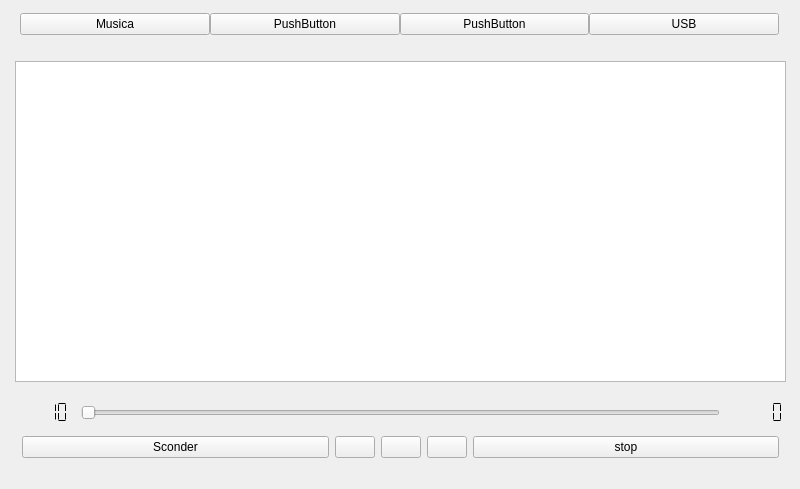
4k1x/M_A_C, file M_A_C/Forms/mainwindow.ui: the form before one commit.
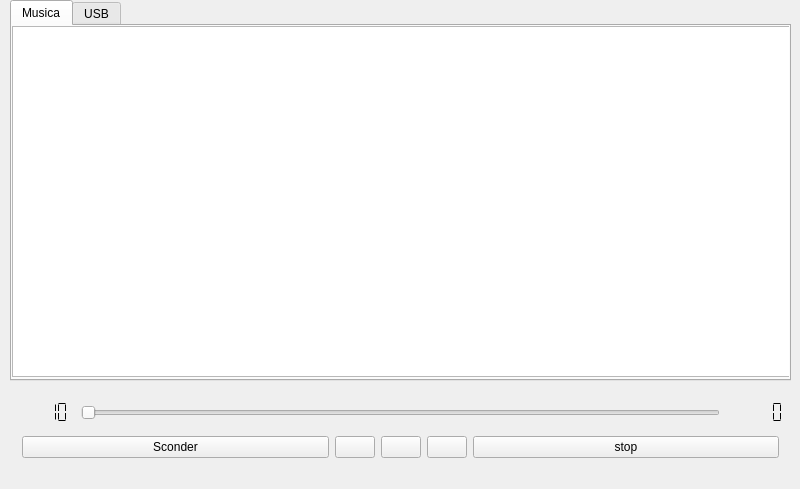
The form after the commit. Icons and pictures are not drawn.

Commit message: Cambio de musica echo

What changed in the file:
```diff
--- a/M_A_C/Forms/mainwindow.ui
+++ b/M_A_C/Forms/mainwindow.ui
@@ -14,55 +14,6 @@
    <string>MainWindow</string>
   </property>
   <widget class="QWidget" name="centralWidget">
-   <widget class="QWidget" name="horizontalLayoutWidget">
-    <property name="geometry">
-     <rect>
-      <x>9</x>
-      <y>-1</y>
-      <width>781</width>
-      <height>51</height>
-     </rect>
-    </property>
-    <layout class="QHBoxLayout" name="horizontalLayout">
-     <property name="spacing">
-      <number>0</number>
-     </property>
-     <item>
-      <widget class="QPushButton" name="btn_musica">
-       <property name="text">
-        <string>Musica</string>
-       </property>
-       <property name="iconSize">
-        <size>
-         <width>20</width>
-         <height>20</height>
-        </size>
-       </property>
-      </widget>
-     </item>
-     <item>
-      <widget class="QPushButton" name="btn_radio">
-       <property name="text">
-        <string>PushButton</string>
-       </property>
-      </widget>
-     </item>
-     <item>
-      <widget class="QPushButton" name="pushButton_2">
-       <property name="text">
-        <string>PushButton</string>
-       </property>
-      </widget>
-     </item>
-     <item>
-      <widget class="QPushButton" name="btn_mount">
-       <property name="text">
-        <string>USB</string>
-       </property>
-      </widget>
-     </item>
-    </layout>
-   </widget>
    <widget class="QWidget" name="verticalLayoutWidget">
     <property name="geometry">
      <rect>
@@ -246,17 +197,33 @@
      </item>
     </layout>
    </widget>
-   <widget class="QTreeView" name="treeView">
+   <widget class="QTabWidget" name="tabWidget">
     <property name="geometry">
      <rect>
-      <x>15</x>
-      <y>61</y>
-      <width>771</width>
-      <height>321</height>
+      <x>10</x>
+      <y>0</y>
+      <width>781</width>
+      <height>381</height>
+     </rect>
+    </property>
+    <property name="currentIndex">
+     <number>0</number>
+    </property>
+    <widget class="QWidget" name="tab">
+     <attribute name="title">
+      <string>Musica</string>
+     </attribute>
+     <widget class="QTreeView" name="treeView_musica">
+      <property name="geometry">
+       <rect>
+        <x>0</x>
+        <y>0</y>
+        <width>781</width>
+        <height>351</height>
      </rect>
     </property>
     <property name="sizePolicy">
-     <sizepolicy hsizetype="Fixed" vsizetype="Fixed">
+       <sizepolicy hsizetype="Maximum" vsizetype="Maximum">
       <horstretch>0</horstretch>
       <verstretch>0</verstretch>
      </sizepolicy>
@@ -278,9 +245,19 @@
     <property name="uniformRowHeights">
      <bool>false</bool>
     </property>
+      <property name="headerHidden">
+       <bool>true</bool>
+      </property>
     <attribute name="headerHighlightSections">
      <bool>true</bool>
     </attribute>
+     </widget>
+    </widget>
+    <widget class="QWidget" name="tab_2">
+     <attribute name="title">
+      <string>USB</string>
+     </attribute>
+    </widget>
    </widget>
   </widget>
   <widget class="QMenuBar" name="menuBar">
```
Lines whose indentation alone changed are shown as unchanged. The commit also changes 2 other files.
